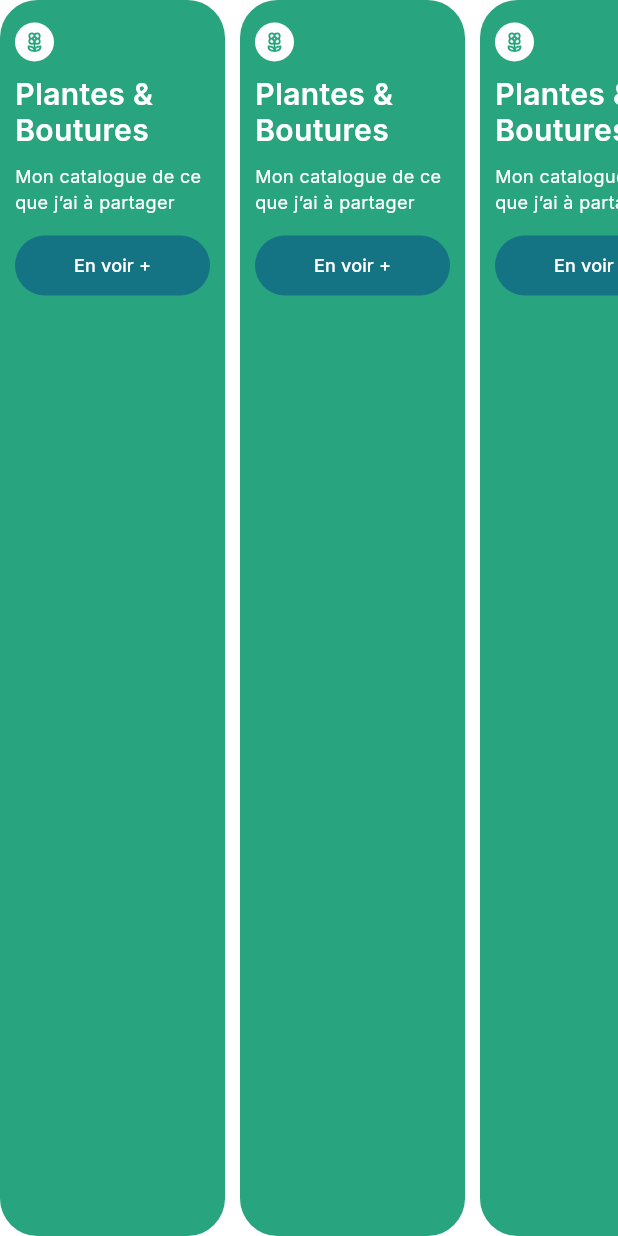
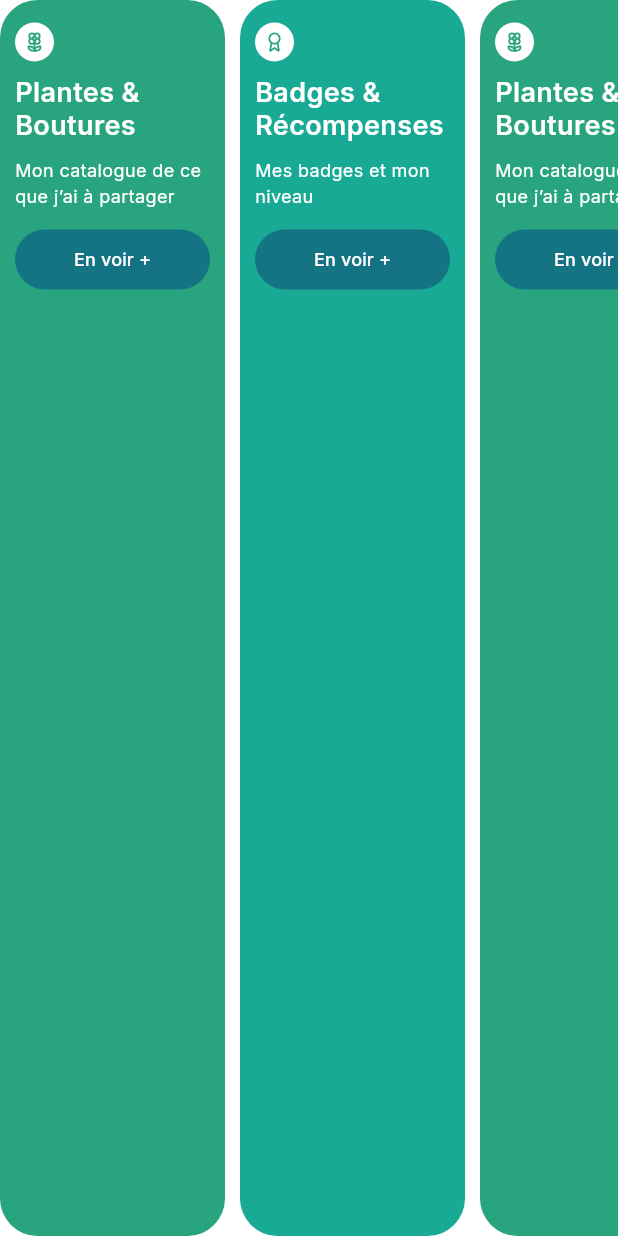
Before and after one commit to huguesleger/plant_match_v2, a Flutter app: the ProfilCard widget shown alone on an empty page, opened directly with empty values, on a phone screen of 412 x 824 dp. Run offline on Flutter 3.47's test engine with Material 3 defaults, Android fonts, the light colour scheme and no system bars; our stand-ins replace cloud_firestore, firebase_auth, firebase_core, firebase_storage, flutter_bloc, flutter_form_builder and 10 more; missing offline and left inert: app_tracking_transparency, fancy_password_field, flutter_facebook_auth; accounts and stored records are empty; generated files the repository leaves out were written again.

Commit message:
change wording card badge

```diff
--- a/lib/core/widgets/app_card/app_card.dart
+++ b/lib/core/widgets/app_card/app_card.dart
@@ -52,7 +52,7 @@ class AppCard extends StatelessWidget {
               Text(
                 title,
                 style: TextStyle(
-                  fontSize: AppTypo.textL,
+                  fontSize: AppTypo.textM,
                   fontWeight: FontWeight.w600,
                   color: textColor,
                   height: 1.2,
--- a/lib/presentation/profil/presentation/profil_card/profil_card.dart
+++ b/lib/presentation/profil/presentation/profil_card/profil_card.dart
@@ -20,6 +20,15 @@ class ProfilCard extends StatelessWidget {
           title: 'Plantes & Boutures',
           description: 'Mon catalogue de ce que j’ai à partager',
           icon: LucideIcons.flower_2,
+          onPressed: () {},
+        ),
+        const SizedBox(width: 10),
+        AppCard(
+          bgColor: AppColors.greenMedium,
+          textColor: AppColors.white,
+          title: 'Badges & Récompenses',
+          description: 'Mes badges et mon niveau',
+          icon: LucideIcons.award,
           onPressed: () {
             Navigator.push(
               context,
@@ -38,15 +47,6 @@ class ProfilCard extends StatelessWidget {
           icon: LucideIcons.flower_2,
           onPressed: () {},
         ),
-        const SizedBox(width: 10),
-        AppCard(
-          bgColor: AppColors.greenDark,
-          textColor: AppColors.white,
-          title: 'Plantes & Boutures',
-          description: 'Mon catalogue de ce que j’ai à partager',
-          icon: LucideIcons.flower_2,
-          onPressed: () {},
-        ),
       ],
     );
   }
```
